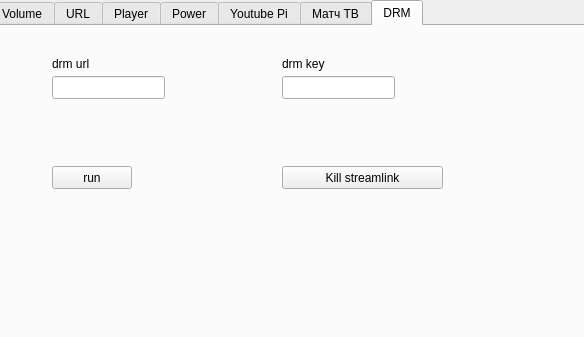
The window that kodigui.ui (definitly486/KodiGui) describes before a commit, drawn with Qt 5; both pictures show x 0 to 584 and y 0 to 337 of the 584 by 488 pixel window.
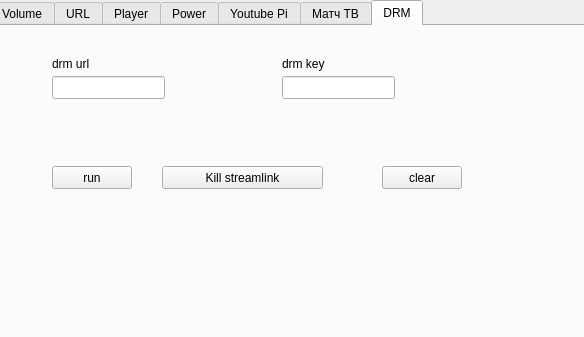
The same window after the commit. Icons and pictures are not drawn.

Commit message: добавлена кнопка очистки drm 	изменено:      kodigui.pro.user 	изменено:      kodigui.ui 	изменено:      mainwindow.cpp 	изменено:      mainwindow.h

Diff of the .ui file:
```diff
--- a/kodigui.ui
+++ b/kodigui.ui
@@ -544,7 +544,7 @@
      <widget class="QPushButton" name="pushButton_killstreamlink">
       <property name="geometry">
        <rect>
-        <x>290</x>
+        <x>170</x>
         <y>140</y>
         <width>161</width>
         <height>23</height>
@@ -554,6 +554,19 @@
        <string>Kill streamlink</string>
       </property>
      </widget>
+     <widget class="QPushButton" name="pushButton_cleardrm">
+      <property name="geometry">
+       <rect>
+        <x>390</x>
+        <y>140</y>
+        <width>80</width>
+        <height>23</height>
+       </rect>
+      </property>
+      <property name="text">
+       <string>clear</string>
+      </property>
+     </widget>
     </widget>
    </widget>
   </widget>
```
Left out of the diff: 4 changed lines with no effect on the pictures. The commit also changes 3 other files.
